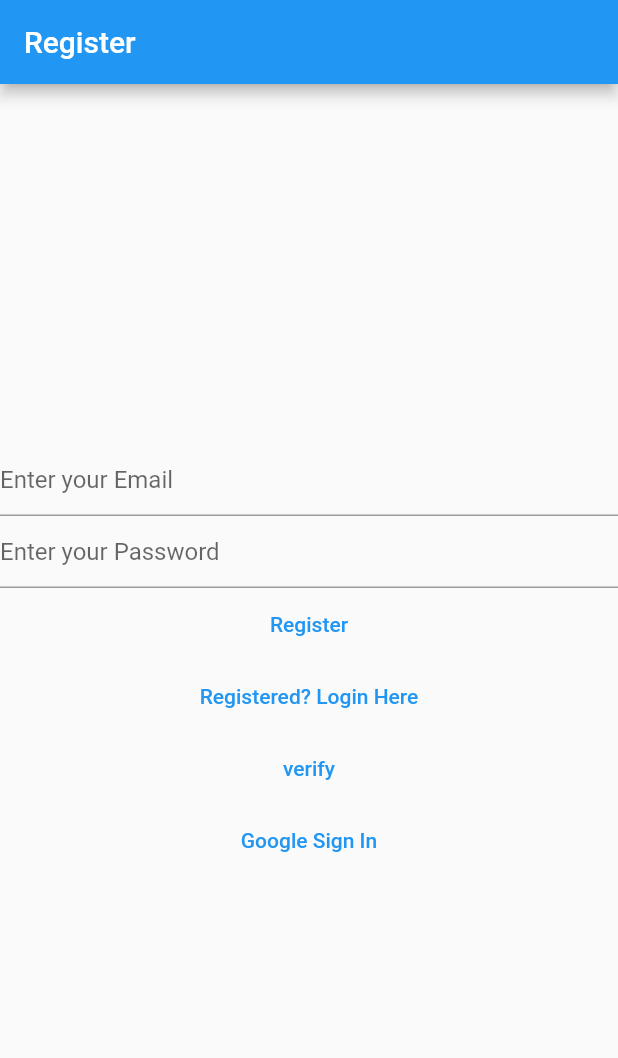
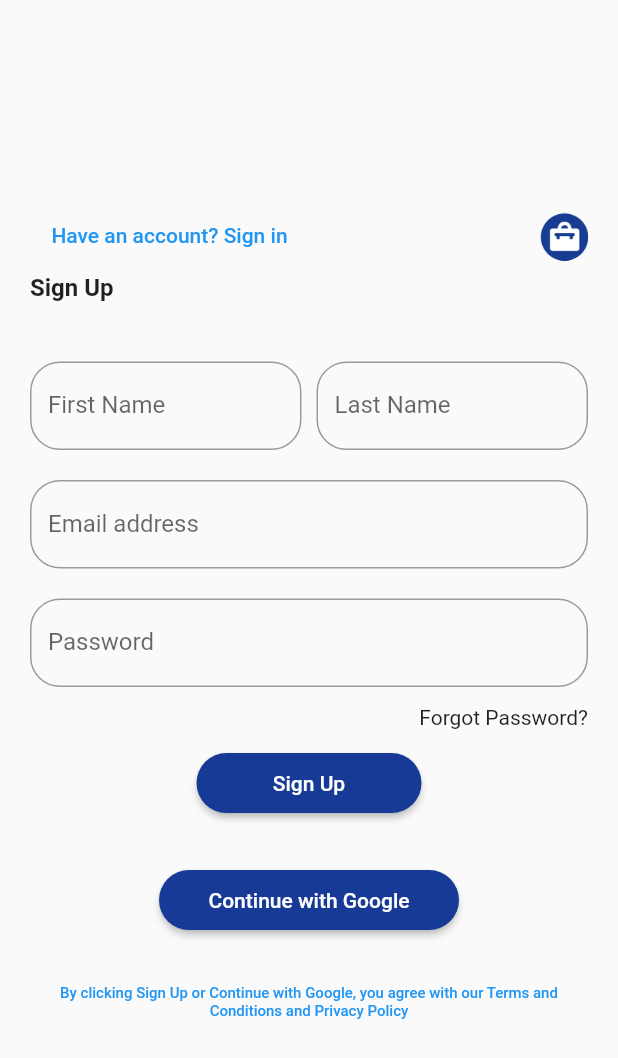
Before and after one commit to nina-project/akalimu_app, a Flutter app: the screen it shows after launch, on a phone screen of 412 x 824 dp. Shown: the top 1058 px of the screen. Run offline on Flutter 3.47's test engine with Material 2 defaults, Android fonts, the phone set to English and light mode, and no system bars; our stand-ins replace cloud_firestore, firebase_auth, firebase_core, flutter_rating_stars, google_sign_in, image_picker; accounts and stored records are empty.

Commit message:
my pages

```diff
--- a/lib/main.dart
+++ b/lib/main.dart
@@ -37,6 +37,7 @@ void main() {
         }),
   );
 }
+
 
 
 // import 'package:flutter/material.dart';
--- a/lib/register_view.dart
+++ b/lib/register_view.dart
@@ -33,27 +33,109 @@ class _RegisterPageState extends State<RegisterPage> {
   @override
   Widget build(BuildContext context) {
     return Scaffold(
-      appBar: AppBar(
-        title: const Text('Register'),
-      ),
-      body: Center(
+      body: Container(
+        padding: const EdgeInsets.all(20.0),
         child: Column(
           mainAxisAlignment: MainAxisAlignment.center,
           children: <Widget>[
-            TextFormField(
-              decoration: const InputDecoration(hintText: "Enter your Email"),
+            Row(children: [
+              Expanded(
+                child: TextButton(
+                onPressed: () {
+                  Navigator.of(context)
+                      .pushNamedAndRemoveUntil(loginRoute, (route) => false);
+                },
+                child: const Text("Have an account? Sign in"),
+                ),
+                ),
+              Expanded(
+                child: Align(
+                  alignment: Alignment.topRight,
+                  child: Image.asset(
+                    'assets/logo.png',
+                    width: 50,
+                    height: 50,
+                  ),
+                ),
+              ),
+            ]),
+            Row(children: [
+              Expanded(
+                child: Text('Sign Up',
+                style: TextStyle(fontSize: 16,
+  ).copyWith(
+    fontWeight: FontWeight.bold,
+  ),
+                ),
+              ),
+
+            ]),
+             SizedBox(height: 40.0),
+            Row(
+              children: [
+                Expanded(
+                  child: TextField(
+                    decoration: InputDecoration(
+                      labelText: 'First Name',
+                      border: OutlineInputBorder(
+                        borderRadius: BorderRadius.circular(20.0),
+                      ),
+                    ),
+                  ),
+                ),
+                SizedBox(width: 10.0),
+                Expanded(
+                  child: TextField(
+                    decoration: InputDecoration(
+                      labelText: 'Last Name',
+                      border: OutlineInputBorder(
+                        borderRadius: BorderRadius.circular(20.0),
+                      ),
+                    ),
+                  ),
+                ),
+              ],
+            ),
+             SizedBox(height: 20.0),
+            TextField(
+              decoration:  InputDecoration(
+                labelText: "Email address",
+               border: OutlineInputBorder(
+                  borderRadius: BorderRadius.circular(20.0),
+                ),
+              ),
               keyboardType: TextInputType.emailAddress,
               controller: _email,
+
             ),
+            SizedBox(height: 20.0),
             TextFormField(
               decoration:
-                  const InputDecoration(hintText: "Enter your Password"),
+                   InputDecoration(
+                    labelText: "Password",
+                    border: OutlineInputBorder(
+                  borderRadius: BorderRadius.circular(20.0),
+                ),
+                   ),
               obscureText: true,
               // autocorrect: false,
               // enableSuggestions: false,
               controller: _password,
             ),
-            TextButton(
+            Row(
+              mainAxisAlignment: MainAxisAlignment.end,
+              children: [
+                SizedBox(height: 40.0,),
+              Expanded(
+                child: Text('Forgot Password?',
+                textAlign: TextAlign.right,
+                ),
+
+              ),
+
+
+            ]),
+            ElevatedButton(
               onPressed: () async {
                 try {
                   await FirebaseAuth.instance.createUserWithEmailAndPassword(
@@ -62,25 +144,50 @@ class _RegisterPageState extends State<RegisterPage> {
                   log(e.code);
                 }
               },
-              child: const Text("Register"),
+              child: Text("Sign Up"),
+              style: ElevatedButton.styleFrom(
+                padding: EdgeInsets.symmetric(horizontal: 8, vertical: 8),
+                minimumSize: Size(150, 40),
+              shape: RoundedRectangleBorder(
+                borderRadius: BorderRadius.circular(20.0),
+              ),
+                backgroundColor: Color(0xFF163a96),
+              ),
             ),
-            TextButton(
-                onPressed: () {
-                  Navigator.of(context)
-                      .pushNamedAndRemoveUntil(loginRoute, (route) => false);
-                },
-                child: const Text("Registered? Login Here")),
-            TextButton(
-                onPressed: () {
-                  Navigator.of(context).pushNamed(verifyRoute);
-                },
-                child: const Text("verify")),
-            TextButton(
+            SizedBox(height: 30.0,),
+
+            // TextButton(
+            //     onPressed: () {
+            //       Navigator.of(context).pushNamed(verifyRoute);
+            //     },
+            //     child: const Text("verify")),
+            ElevatedButton(
                 onPressed: () {
                   AuthService().signInWithGoogle();
                   Navigator.of(context).pushNamed(mainPageRoute);
                 },
-                child: const Text("Google Sign In"))
+                child: const Text("Continue with Google"),
+                style: ElevatedButton.styleFrom(
+                padding: EdgeInsets.symmetric(horizontal: 8, vertical: 8),
+                minimumSize: Size(200, 40),
+              shape: RoundedRectangleBorder(
+                borderRadius: BorderRadius.circular(20.0),
+              ),
+                backgroundColor: Color(0xFF163a96),
+              ),
+                ),
+                SizedBox(height: 20.0, width: 20.0,),
+                TextButton(onPressed: () {
+
+                },
+                child: Text('By clicking Sign Up or Continue with Google, you agree with our Terms and Conditions and Privacy Policy',
+            textAlign: TextAlign.center,
+            style: TextStyle(
+              fontSize: 10.0,
+
+            ),
+            ),
+            )
           ],
         ),
       ),
--- a/pubspec.yaml
+++ b/pubspec.yaml
@@ -66,9 +66,8 @@ flutter:
   uses-material-design: true
 
   # To add assets to your application, add an assets section, like this:
-  # assets:
-  #   - images/a_dot_burr.jpeg
-  #   - images/a_dot_ham.jpeg
+  assets:
+    -  assets/logo.png
 
   # An image asset can refer to one or more resolution-specific "variants", see
   # https://flutter.dev/assets-and-images/#resolution-aware
```
Also changed, not shown: lib/first_screen.dart (added, +81 -0 lines), lib/login_view_screen.dart (+44 -5 lines), lib/splash_screen.dart (added, +61 -0 lines), assets/logo.png (added), pubspec.lock, 1 other file.
